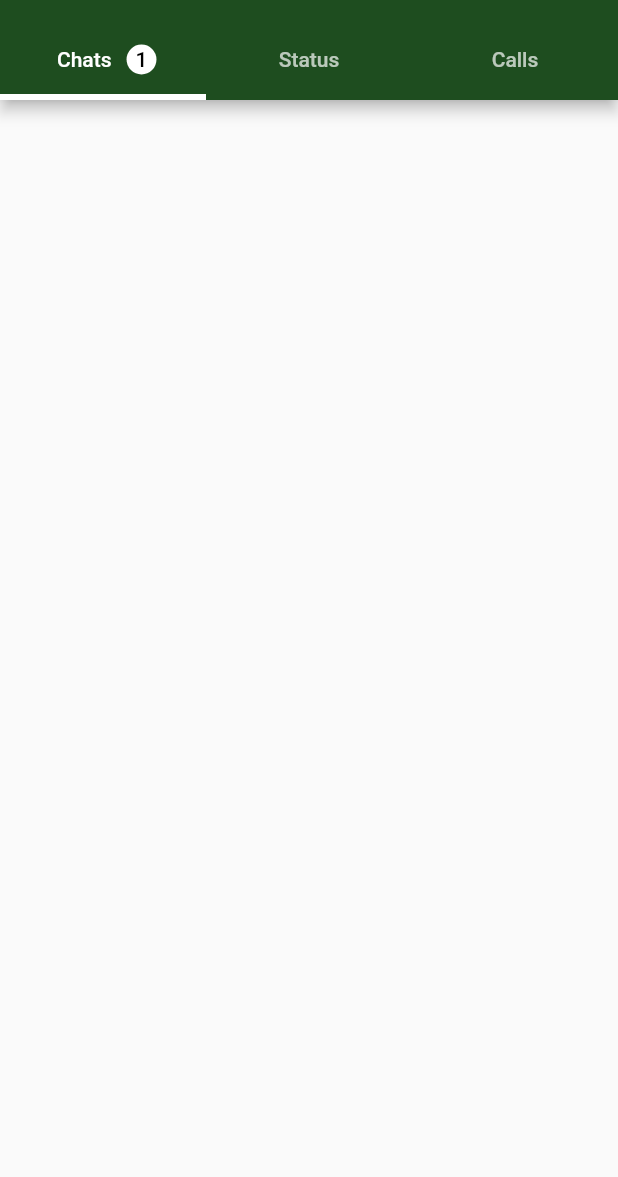
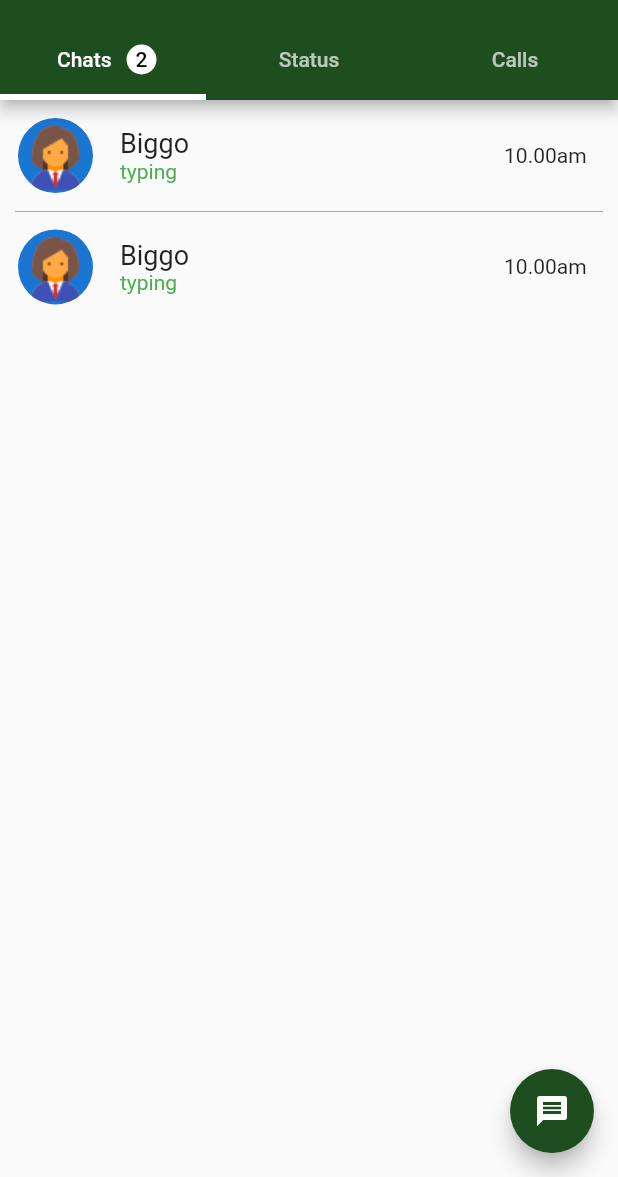
Before and after one commit to Biggo111/Flutter_Basic_Projects, a Flutter app: the screen it shows after launch, on a phone screen of 412 x 824 dp, the part 59-1236 px from its top. Run offline on Flutter 3.47's test engine with Material 2 defaults, Android fonts, the phone set to English and light mode, and no system bars; our stand-ins replace flutter_svg, google_maps_flutter, location, math_expressions; missing offline and left inert: flutter_polyline_points.

Commit message:
Body updated

```diff
--- a/whats_app_ui/lib/home_screen.dart
+++ b/whats_app_ui/lib/home_screen.dart
@@ -8,7 +8,6 @@ class HomeScreen extends StatefulWidget {
 }
 
 class _HomeScreenState extends State<HomeScreen> {
-
   // final List<Tab> _tabs = <Tab>[
   //   const Tab(text: 'Chats'),
   //   const Tab(text: 'Status'),
@@ -17,7 +16,7 @@ class _HomeScreenState extends State<HomeScreen> {
   final List<Widget> _tabs = <Widget>[
     Row(
       children: [
-        SizedBox(
+        const SizedBox(
           width: 22,
         ),
         const Tab(
@@ -27,13 +26,13 @@ class _HomeScreenState extends State<HomeScreen> {
           width: 10.0,
         ),
         Container(
-          padding: EdgeInsets.all(6),
+          padding: const EdgeInsets.all(6),
           decoration: const BoxDecoration(
             color: Colors.white,
             shape: BoxShape.circle,
           ),
-          child: Text(
-            '1',
+          child: const Text(
+            '2',
             style: TextStyle(color: Colors.black),
           ),
         ),
@@ -43,7 +42,6 @@ class _HomeScreenState extends State<HomeScreen> {
     const Tab(text: 'Calls'),
   ];
 
-
   @override
   Widget build(BuildContext context) {
     return SafeArea(
@@ -51,11 +49,11 @@ class _HomeScreenState extends State<HomeScreen> {
         length: _tabs.length,
         child: Scaffold(
           appBar: AppBar(
-            backgroundColor: Color.fromARGB(255, 30, 77, 31),
+            backgroundColor: const Color.fromARGB(255, 30, 77, 31),
             title: const Text('What\'s App'),
             actions: [
-              IconButton(onPressed: (){}, icon: const Icon(Icons.search)),
-              IconButton(onPressed: (){}, icon: const Icon(Icons.more_vert)),
+              IconButton(onPressed: () {}, icon: const Icon(Icons.search)),
+              IconButton(onPressed: () {}, icon: const Icon(Icons.more_vert)),
             ],
             bottom: TabBar(
               tabs: _tabs,
@@ -65,6 +63,125 @@ class _HomeScreenState extends State<HomeScreen> {
               indicatorSize: TabBarIndicatorSize.tab,
             ),
           ),
+          floatingActionButton: FloatingActionButton(
+            onPressed: () {},
+            backgroundColor: const Color.fromARGB(255, 30, 77, 31),
+            child: const Icon(Icons.message),
+          ),
+          body: Column(
+            children: [
+              Row(
+                children: [
+                  // Container(
+                  //   margin: EdgeInsets.all(10),
+                  //   height: 50,
+                  //   width: 50,
+                  //   decoration: const BoxDecoration(
+                  //     image: DecorationImage(
+                  //       image: AssetImage(
+                  //         'assets/icons/profilepicture.png',
+                  //       ),
+                  //       fit: BoxFit.cover,
+                  //       ),
+                  //   ),
+                  // ),
+                  Padding(
+                    padding: EdgeInsets.all(12.0),
+                    child: CircleAvatar(
+                      radius: 25,
+                      foregroundImage: AssetImage(
+                        'assets/icons/profilepicture.png',
+                      ),
+                    ),
+                  ),
+                  const SizedBox(
+                    width: 06,
+                  ),
+                  Container(
+                    height: 37,
+                    child: Column(
+                      crossAxisAlignment: CrossAxisAlignment.start,
+                      children: [
+                        Text(
+                          'Biggo',
+                          style: TextStyle(fontSize: 18),
+                        ),
+                        Text(
+                          'typing',
+                          style: TextStyle(color: Colors.green),
+                        ),
+                      ],
+                    ),
+                  ),
+                  const Padding(
+                    padding: EdgeInsets.only(
+                      left: 210.0,
+                    ),
+                    child: Text('10.00am'),
+                  ),
+                ],
+              ),
+              Padding(
+                padding: EdgeInsets.symmetric(horizontal: 10.0),
+                child: Container(
+                  height: 0.3,
+                  width: 430.0,
+                  color: Color.fromARGB(255, 66, 65, 65),
+                ),
+              ),
+              Row(
+                children: [
+                  // Container(
+                  //   margin: EdgeInsets.all(10),
+                  //   height: 50,
+                  //   width: 50,
+                  //   decoration: const BoxDecoration(
+                  //     image: DecorationImage(
+                  //       image: AssetImage(
+                  //         'assets/icons/profilepicture.png',
+                  //       ),
+                  //       fit: BoxFit.cover,
+                  //       ),
+                  //   ),
+                  // ),
+                  Padding(
+                    padding: EdgeInsets.all(12.0),
+                    child: CircleAvatar(
+                      radius: 25,
+                      foregroundImage: AssetImage(
+                        'assets/icons/profilepicture.png',
+                      ),
+                    ),
+                  ),
+                  const SizedBox(
+                    width: 06,
+                  ),
+                  Container(
+                    height: 37,
+                    child: Column(
+                      crossAxisAlignment: CrossAxisAlignment.start,
+                      children: [
+                        Text(
+                          'Biggo',
+                          style: TextStyle(fontSize: 18),
+                        ),
+                        Text(
+                          'typing',
+                          style: TextStyle(color: Colors.green),
+                        ),
+                      ],
+                    ),
+                  ),
+                  const Padding(
+                    padding: EdgeInsets.only(
+                      left: 210.0,
+                    ),
+                    child: Text('10.00am'),
+                  ),
+                ],
+              ),
+            ],
+          ),
         ),
       ),
     );
--- a/whats_app_ui/pubspec.yaml
+++ b/whats_app_ui/pubspec.yaml
@@ -58,9 +58,8 @@ flutter:
   uses-material-design: true
 
   # To add assets to your application, add an assets section, like this:
-  # assets:
-  #   - images/a_dot_burr.jpeg
-  #   - images/a_dot_ham.jpeg
+  assets:
+    - assets/icons/
 
   # An image asset can refer to one or more resolution-specific "variants", see
   # https://flutter.dev/assets-and-images/#resolution-aware
```
Also changed, not shown: whats_app_ui/lib/tab_pages/chatpage.dart (added, +44 -0 lines), whats_app_ui/assets/icons/profilepicture.png (added).
